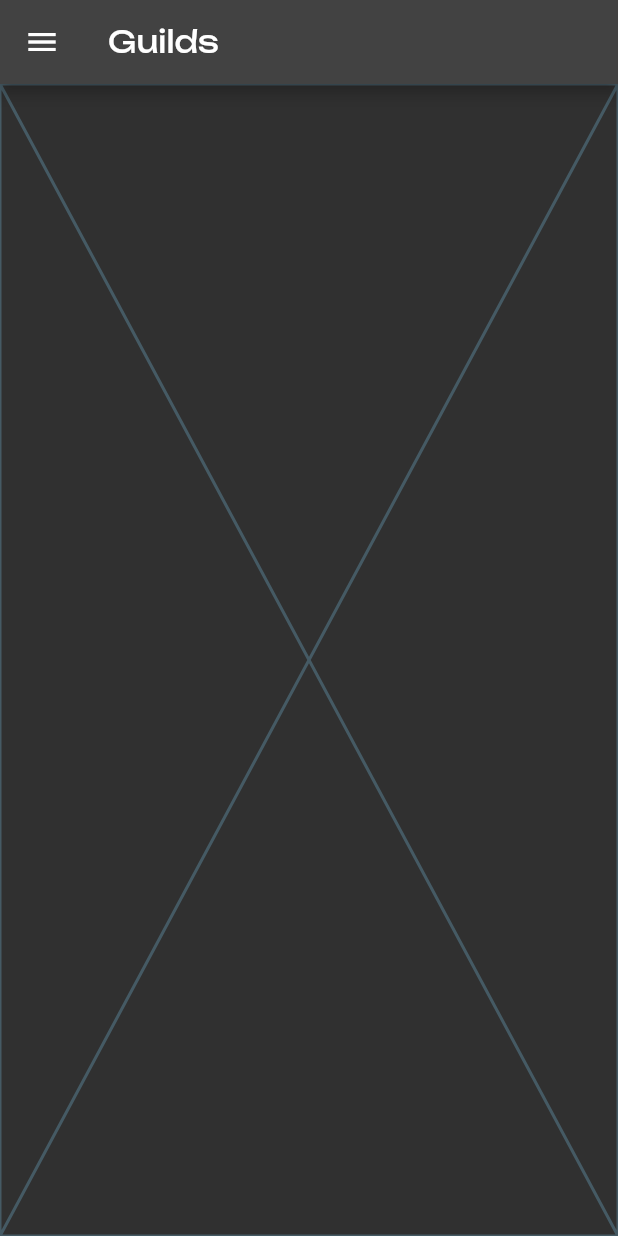
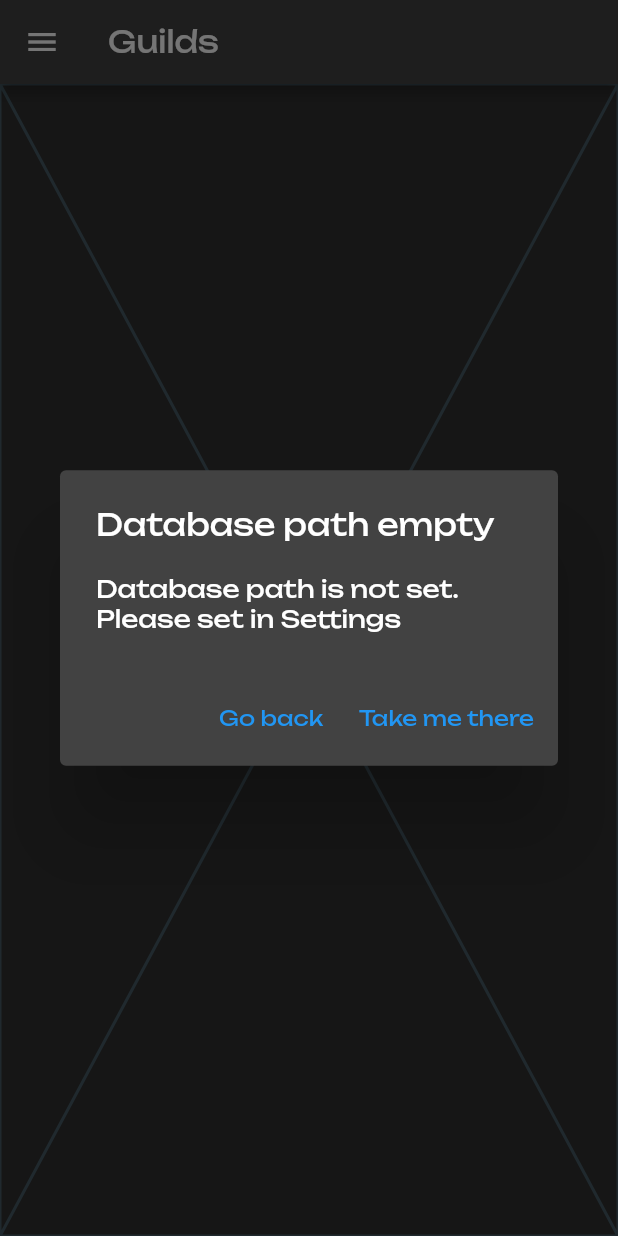
Before and after one commit to darvester/darvester, a Flutter app: the Guilds screen opened by its route, on a phone screen of 412 x 824 dp. Run offline on Flutter 3.47's test engine with Material 2 defaults, Android fonts, the light colour scheme and no system bars; our stand-ins replace file_picker, go_router, shared_preferences, sqflite; accounts and stored records are empty; project files that could hold a hidden picture were left out.

Commit message:
feat: wip: invalid database path warning

```diff
--- a/lib/routes/Guilds.dart
+++ b/lib/routes/Guilds.dart
@@ -1,10 +1,14 @@
 import 'package:flutter/material.dart';
+import 'package:go_router/go_router.dart';
 
 // Util
 import '../util.dart';
 
 // Components
 import '../components/MainDrawer.dart';
+
+// Routes
+import 'Settings.dart';
 
 class Guilds extends StatefulWidget {
   const Guilds({Key? key}) : super(key: key);
@@ -20,7 +24,30 @@ class _GuildsState extends State<Guilds> {
   @override
   void initState() {
     super.initState();
-
+    Preferences.instance.getString("databasePath").then((value) {
+      if (value.isNotEmpty) {
+        db = DarvesterDB(value);
+      } else {
+        showDialog(
+            context: context,
+            builder: (BuildContext builder) {
+              return AlertDialog(
+                  title: const Text("Database path empty"),
+                  content: const Text(
+                      "Database path is not set. Please set in Settings"),
+                  actions: <Widget>[
+                    TextButton(
+                        onPressed: () => context.go("/"),
+                        child: const Text("Go back")),
+                    TextButton(
+                        onPressed: () => Navigator.of(context).push(
+                            MaterialPageRoute(builder: (context) => const Settings())
+                        ),
+                        child: const Text("Take me there")),
+                  ]);
+            });
+      }
+    });
   }
 
   @override
```
